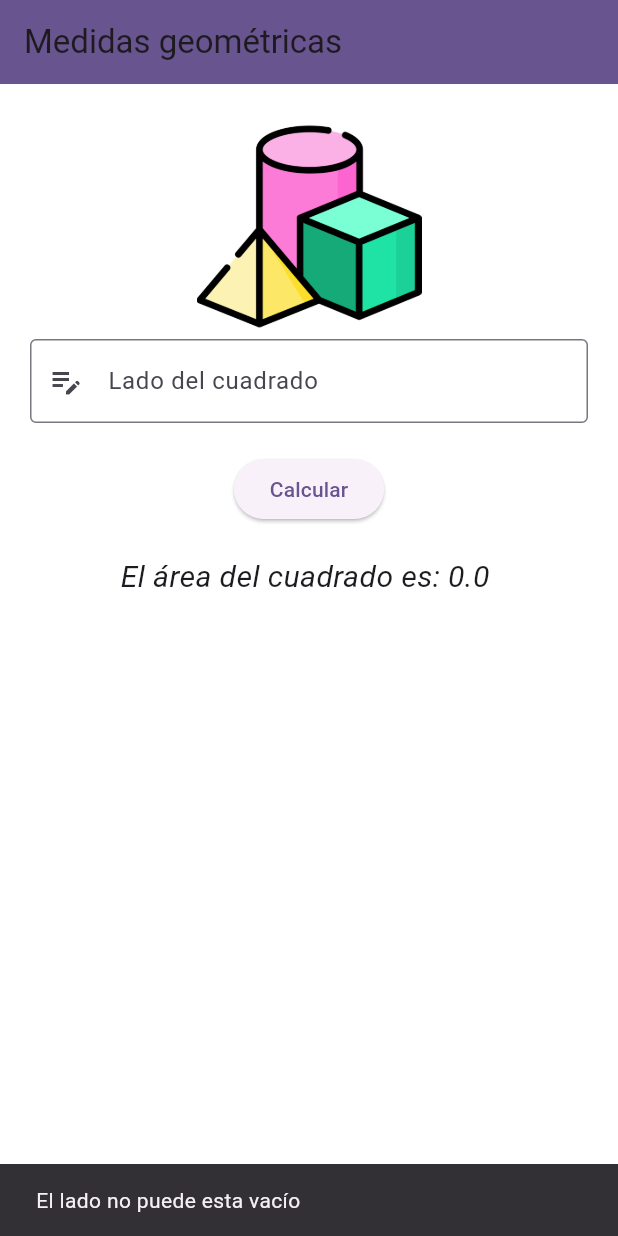
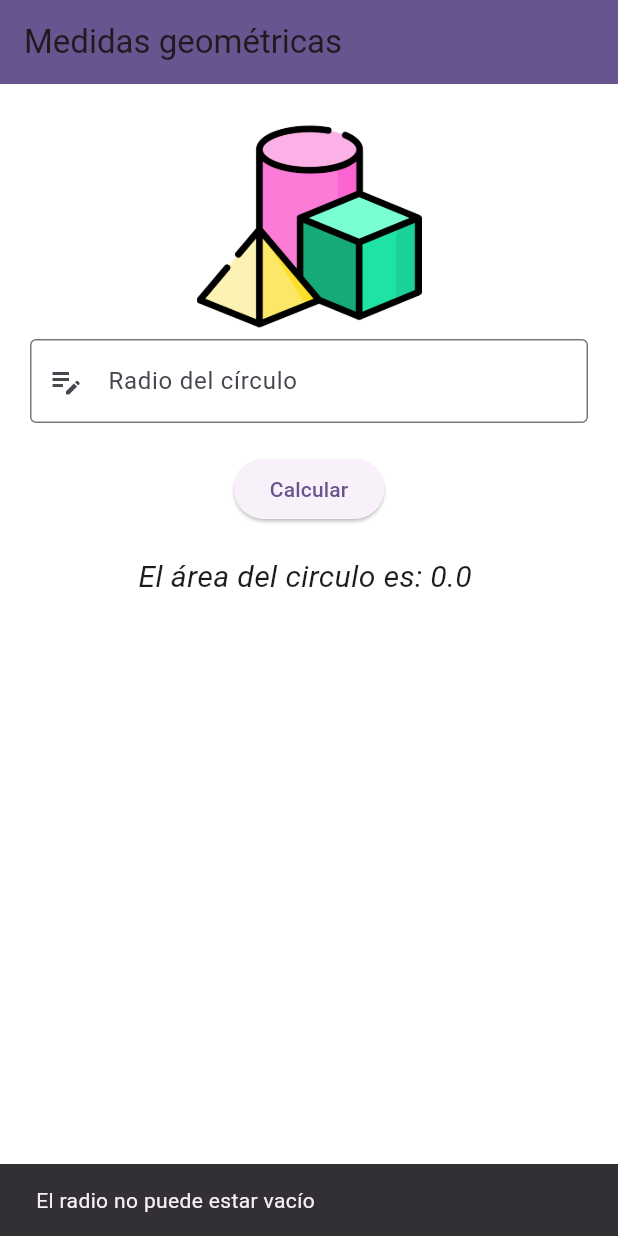
Before and after one commit to laboratorio-2-Prog-Movil/laboratorio_2, a Flutter app: the screen it shows after launch, after a tap on "Calcular", on a phone screen of 412 x 824 dp. Run offline on Flutter 3.47's test engine with Material 3 defaults, Android fonts, the phone set to English and light mode, and no system bars.

Commit message:
circle area feature

```diff
--- a/lib/main.dart
+++ b/lib/main.dart
@@ -1,5 +1,6 @@
 import 'package:flutter/material.dart';
-import 'package:laboratorio_2/pages/SquareArea.dart';
+import 'package:laboratorio_2/pages/CircleArea.dart';
+//import 'package:laboratorio_2/pages/SquareArea.dart';
 
 void main() {
   runApp(const MyApp());
@@ -17,7 +18,7 @@ class MyApp extends StatelessWidget {
 
         colorScheme: ColorScheme.fromSeed(seedColor: Colors.deepPurple),
       ),
-      home: const Squarearea(),
+      home: const CircleArea(),
     );
   }
 }
--- /dev/null
+++ b/lib/pages/CircleArea.dart
@@ -0,0 +1,96 @@
+import 'package:flutter/material.dart';
+import 'dart:math';
+
+
+class CircleArea extends StatefulWidget {
+  const CircleArea({super.key});
+
+  @override
+  State<CircleArea> createState() => _CircleArea();
+}
+
+class _CircleArea extends State<CircleArea> {
+  double _area = 0;
+  final _circleRadius = TextEditingController();
+
+  @override
+  Widget build(BuildContext context) {
+    return Scaffold(
+      appBar: AppBar(
+        backgroundColor: Theme.of(context).colorScheme.primary,
+        title: const Text("Medidas geométricas"),
+      ),
+      backgroundColor: Colors.white70,
+      body: Padding(
+        padding: const EdgeInsets.all(20.0),
+        child: SingleChildScrollView(
+          child: Center(
+            child: Column(
+              children: [
+                Image(
+                  image: AssetImage("assets/images/logo.png"),
+                  height: 150,
+                  width: 150,
+                ),
+                TextFormField(
+                  controller: _circleRadius,
+                  decoration: InputDecoration(
+                    border: OutlineInputBorder(),
+                    prefixIcon: Icon(Icons.edit_note),
+                    labelText: "Radio del círculo",
+                  ),
+                  keyboardType: TextInputType.number,
+                ),
+                const SizedBox(height: 20.0),
+                ElevatedButton.icon(
+                  onPressed: () {
+                    _calcular();
+                  },
+                  label: Text("Calcular"),
+                ),
+                const SizedBox(height: 20.0),
+
+                Text(
+                  "El área del circulo es: ${_area.toStringAsFixed(1)} ",
+                  style: const TextStyle(
+                    fontSize: 20,
+                    fontStyle: FontStyle.italic,
+                  ),
+                ),
+              ],
+            ),
+          ),
+        ),
+      ),
+    );
+  }
+
+  //The following function calculate the area for a circle
+  void _calcular() {
+
+    String areaText =_circleRadius.text.trim();
+
+    if (areaText.isEmpty) {
+      ScaffoldMessenger.of(
+        context,
+      ).showSnackBar(SnackBar(content: Text("El radio no puede estar vacío")));
+      return;
+    }
+
+    //Se valida el lado, puesto que una distancia no es negativa
+
+    double radius = double.parse(_circleRadius.text);
+
+    if (radius < 0) {
+      ScaffoldMessenger.of(context).showSnackBar(
+        SnackBar(
+          content: Text("El radio de un circulo no es negativo"),
+        ),
+      );
+    } else {
+      setState(() {
+        _area = pi*radius*radius;
+      });
+    }
+  }
+}
```
